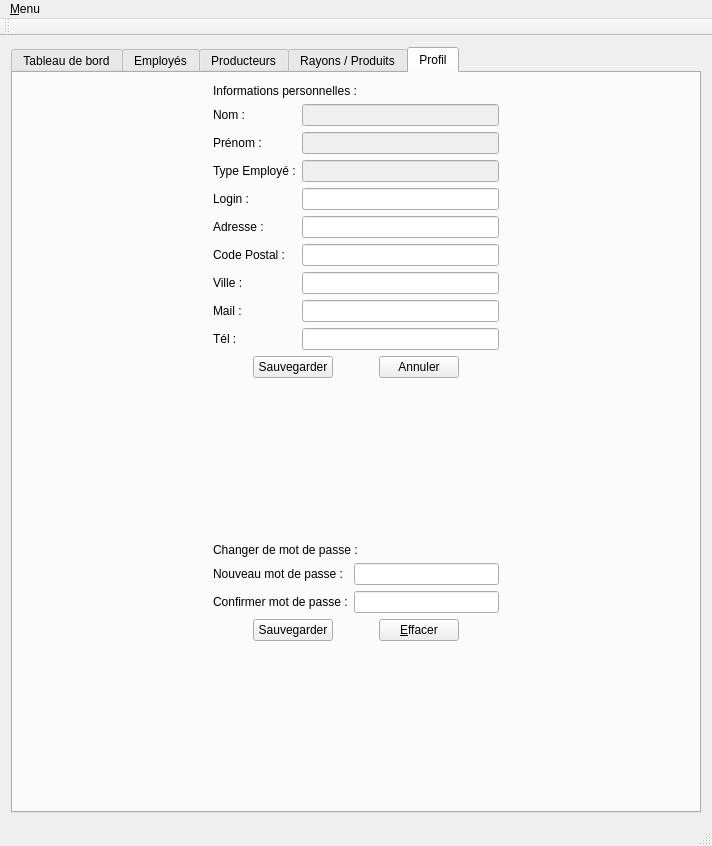
Above: mainwindow.ui from LouisVraie/circuitsCourtsBackOffice before the change. Below: the same form after it.
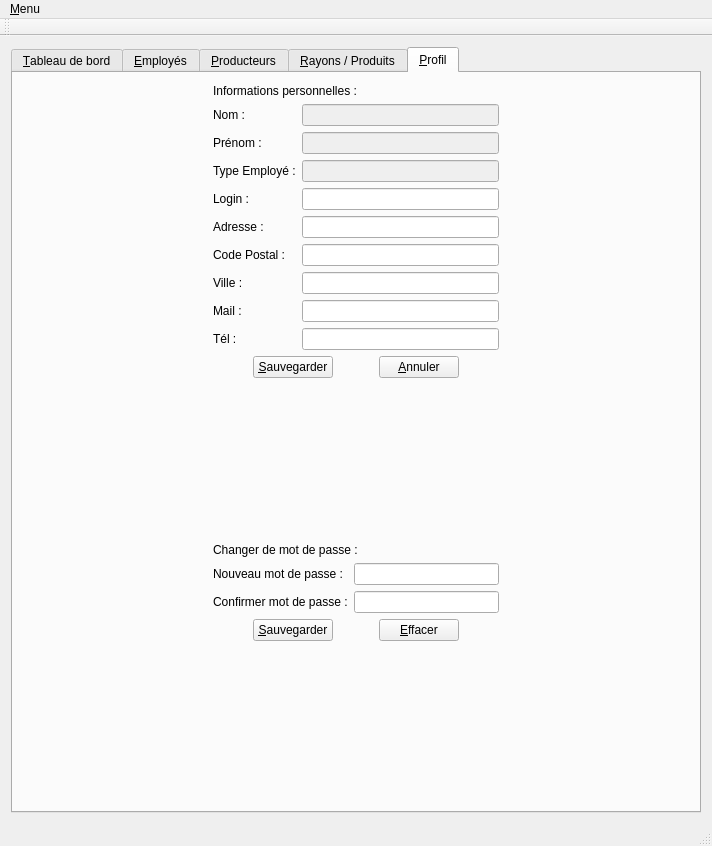
That is the form after the change. Icons and pictures are not drawn.

Commit message: ajout de updateEmployeInfos + verifEmployeInfos dans la MainWindow

```diff
--- a/mainwindow.ui
+++ b/mainwindow.ui
@@ -30,7 +30,7 @@
          <normaloff>:/images/images/table.png</normaloff>:/images/images/table.png</iconset>
        </attribute>
        <attribute name="title">
-        <string>Tableau de bord</string>
+        <string>&amp;Tableau de bord</string>
        </attribute>
       </widget>
       <widget class="QWidget" name="tab_employes">
@@ -39,7 +39,7 @@
          <normaloff>:/images/images/account-supervisor.png</normaloff>:/images/images/account-supervisor.png</iconset>
        </attribute>
        <attribute name="title">
-        <string>Employés</string>
+        <string>&amp;Employés</string>
        </attribute>
       </widget>
       <widget class="QWidget" name="tab_producteurs">
@@ -48,7 +48,7 @@
          <normaloff>:/images/images/tractor.png</normaloff>:/images/images/tractor.png</iconset>
        </attribute>
        <attribute name="title">
-        <string>Producteurs</string>
+        <string>&amp;Producteurs</string>
        </attribute>
       </widget>
       <widget class="QWidget" name="tab_rayonsProduits">
@@ -57,7 +57,7 @@
          <normaloff>:/images/images/format-list-text.png</normaloff>:/images/images/format-list-text.png</iconset>
        </attribute>
        <attribute name="title">
-        <string>Rayons / Produits</string>
+        <string>&amp;Rayons / Produits</string>
        </attribute>
       </widget>
       <widget class="QWidget" name="tab_profil">
@@ -66,7 +66,7 @@
          <normaloff>:/images/images/account-details.png</normaloff>:/images/images/account-details.png</iconset>
        </attribute>
        <attribute name="title">
-        <string>Profil</string>
+        <string>&amp;Profil</string>
        </attribute>
        <layout class="QHBoxLayout" name="horizontalLayout_3">
         <item>
@@ -241,7 +241,7 @@
               <item>
                <widget class="QPushButton" name="pushButton_sauvegarderInfosEmploye">
                 <property name="text">
-                 <string>Sauvegarder</string>
+                 <string>&amp;Sauvegarder</string>
                 </property>
                 <property name="icon">
                  <iconset resource="resources.qrc">
@@ -265,7 +265,7 @@
               <item>
                <widget class="QPushButton" name="pushButton_annulerInfosEmploye">
                 <property name="text">
-                 <string>Annuler</string>
+                 <string>&amp;Annuler</string>
                 </property>
                 <property name="icon">
                  <iconset resource="resources.qrc">
@@ -368,7 +368,7 @@
               <item>
                <widget class="QPushButton" name="pushButton_sauvegarderNewMotDePasseEmploye">
                 <property name="text">
-                 <string>Sauvegarder</string>
+                 <string>&amp;Sauvegarder</string>
                 </property>
                 <property name="icon">
                  <iconset resource="resources.qrc">
```
The commit also changes 2 other files.
